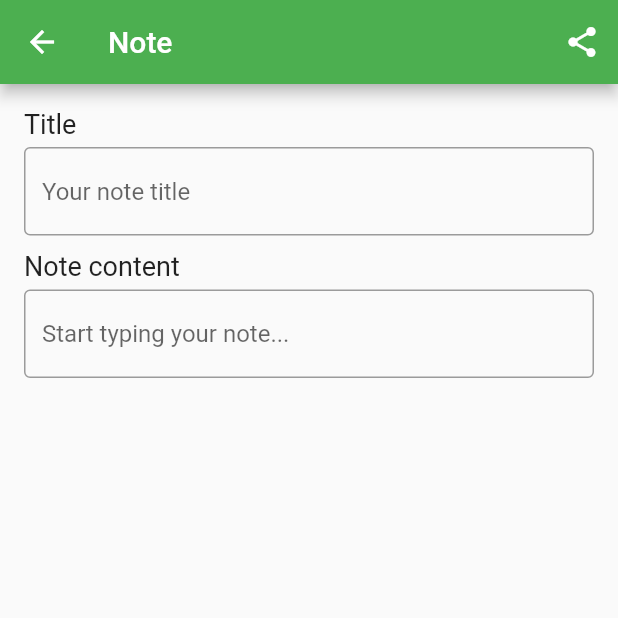
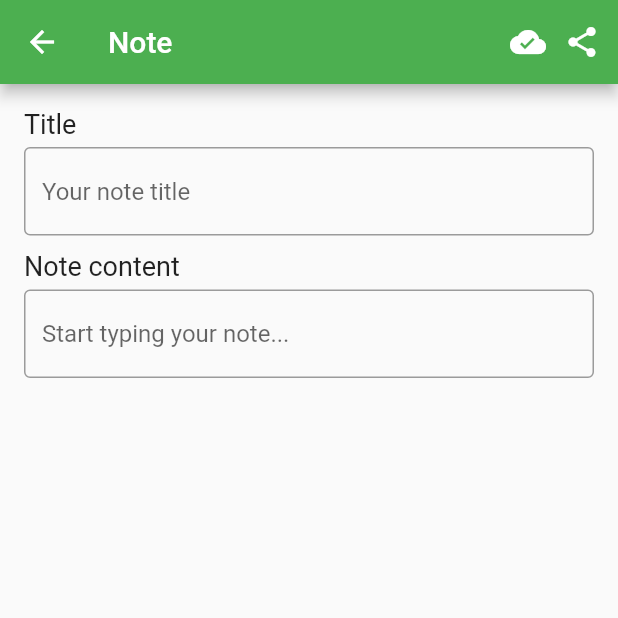
Before and after one commit to s20610/MyNotes, a Flutter app: the NotesView screen opened directly, after a tap on the "add" icon, on a phone screen of 412 x 824 dp, the top half of it. Run offline on Flutter 3.47's test engine with Material 2 defaults, Android fonts, the phone set to English and light mode, and no system bars; our stand-ins replace bloc, cloud_firestore, equatable, firebase_auth, firebase_core, flutter_bloc and 2 more; accounts and stored records are empty.

Commit message:
Saving note icon, better log out button, search functionality for notes

```diff
--- a/lib/views/notes/create_update_note_view.dart
+++ b/lib/views/notes/create_update_note_view.dart
@@ -3,9 +3,12 @@ import 'package:first_flutter_app/services/cloud/cloud_note.dart';
 import 'package:first_flutter_app/services/cloud/firebase_cloud_storage.dart';
 import 'package:first_flutter_app/utilities/dialogs/cannot_share_empty_note_dialog.dart';
 import 'package:first_flutter_app/utilities/generics/get_arguments.dart';
+import 'package:first_flutter_app/utilities/responsive/responsive_layout.dart';
 import 'package:first_flutter_app/utilities/styles/widget_styles.dart';
 import 'package:flutter/material.dart';
 import 'package:share_plus/share_plus.dart';
+
+GlobalKey<SavingIconState> savingIconKey = GlobalKey();
 
 class CreateUpdateNoteView extends StatefulWidget {
   const CreateUpdateNoteView({Key? key}) : super(key: key);
@@ -19,6 +22,7 @@ class _CreateUpdateNoteViewState extends State<CreateUpdateNoteView> {
   late final FirebaseCloudStorage _notesService;
   late final TextEditingController _noteTextController;
   late final TextEditingController _titleTextController;
+  late final Widget _savingIcon;
 
   Future<CloudNote> createOrGetExistingNote(BuildContext context) async {
     final widgetNote = context.getArgument<CloudNote>();
@@ -43,7 +47,9 @@ class _CreateUpdateNoteViewState extends State<CreateUpdateNoteView> {
 
   void _deleteNoteIfTextIsEmpty() {
     final note = _note;
-    if (_noteTextController.text.isEmpty && note != null) {
+    if (_noteTextController.text.isEmpty &&
+        _titleTextController.text.isEmpty &&
+        note != null) {
       _notesService.deleteNote(documentId: note.documentId);
     }
   }
@@ -52,19 +58,23 @@ class _CreateUpdateNoteViewState extends State<CreateUpdateNoteView> {
     final note = _note;
     final title = _titleTextController.text;
     final text = _noteTextController.text;
-    if (text.isNotEmpty && note != null) {
-      await _notesService.updateNote(documentId: note.documentId, text: text, title: title);
+    if (text.isNotEmpty && note != null || title.isNotEmpty && note != null) {
+      await _notesService.updateNote(
+          documentId: note.documentId, text: text, title: title);
     }
   }
 
   void _textControllerListener() async {
+    savingIconKey.currentState?.save();
     final note = _note;
     if (note == null) {
       return;
     }
     final title = _titleTextController.text;
     final text = _noteTextController.text;
-    await _notesService.updateNote(documentId: note.documentId, text: text, title: title);
+    await _notesService.updateNote(
+        documentId: note.documentId, text: text, title: title);
+    savingIconKey.currentState?.saved();
   }
 
   void _setupTextControllerListener() {
@@ -77,6 +87,9 @@ class _CreateUpdateNoteViewState extends State<CreateUpdateNoteView> {
   @override
   void initState() {
     _notesService = FirebaseCloudStorage();
+    _savingIcon = SavingIcon(
+      key: savingIconKey,
+    );
     _noteTextController = TextEditingController();
     _titleTextController = TextEditingController();
     super.initState();
@@ -91,20 +104,103 @@ class _CreateUpdateNoteViewState extends State<CreateUpdateNoteView> {
     super.dispose();
   }
 
+  Widget mobileView() {
+    return Column(
+      crossAxisAlignment: CrossAxisAlignment.start,
+      children: [
+        const Text(
+          'Title',
+          style: textStyleBig,
+        ),
+        const SizedBox(
+          height: 5,
+        ),
+        TextField(
+          controller: _titleTextController,
+          keyboardType: TextInputType.text,
+          maxLines: 1,
+          decoration: const InputDecoration(
+              border: OutlineInputBorder(), hintText: 'Your note title'),
+        ),
+        const SizedBox(
+          height: 10,
+        ),
+        const Text(
+          'Note content',
+          style: textStyleBig,
+        ),
+        const SizedBox(
+          height: 5,
+        ),
+        TextField(
+          controller: _noteTextController,
+          keyboardType: TextInputType.multiline,
+          maxLines: null,
+          decoration: const InputDecoration(
+              border: OutlineInputBorder(),
+              hintText: 'Start typing your note...'),
+        ),
+      ],
+    );
+  }
+
+  Widget desktopView() {
+    return Column(
+      crossAxisAlignment: CrossAxisAlignment.start,
+      children: [
+        const Text(
+          'Title',
+          style: textStyleBig,
+        ),
+        const SizedBox(
+          height: 5,
+        ),
+        TextField(
+          controller: _titleTextController,
+          keyboardType: TextInputType.text,
+          maxLines: 1,
+          decoration: const InputDecoration(
+              border: OutlineInputBorder(), hintText: 'Your note title'),
+        ),
+        const SizedBox(
+          height: 10,
+        ),
+        const Text(
+          'Note content',
+          style: textStyleBig,
+        ),
+        const SizedBox(
+          height: 5,
+        ),
+        TextField(
+          controller: _noteTextController,
+          keyboardType: TextInputType.multiline,
+          maxLines: null,
+          decoration: const InputDecoration(
+              border: OutlineInputBorder(),
+              hintText: 'Start typing your note...'),
+        ),
+      ],
+    );
+  }
+
   @override
   Widget build(BuildContext context) {
     return Scaffold(
         appBar: AppBar(
           title: const Text('Note'),
           actions: [
-            IconButton(onPressed: () async{
-              final text = _noteTextController.text;
-              if(_note == null || text.isEmpty){
-                await showCannotShareEmptyNoteDialog(context);
-              }else{
-                Share.share(text);
-              }
-            }, icon: const Icon(Icons.share))
+            _savingIcon,
+            IconButton(
+                onPressed: () async {
+                  final text = _noteTextController.text;
+                  if (_note == null || text.isEmpty) {
+                    await showCannotShareEmptyNoteDialog(context);
+                  } else {
+                    Share.share(text);
+                  }
+                },
+                icon: const Icon(Icons.share)),
           ],
         ),
         body: FutureBuilder(
@@ -115,29 +211,11 @@ class _CreateUpdateNoteViewState extends State<CreateUpdateNoteView> {
                 _setupTextControllerListener();
                 return Padding(
                   padding: const EdgeInsets.all(16.0),
-                  child: Column(
-                    crossAxisAlignment: CrossAxisAlignment.start,
-                    children: [
-                      const Text('Title', style: textStyleBig,),
-                      const SizedBox(height: 5,),
-                      TextField(
-                        controller: _titleTextController,
-                        keyboardType: TextInputType.text,
-                        maxLines: 1,
-                        decoration: const InputDecoration(border: OutlineInputBorder(),
-                            hintText: 'Your note title'),
-                      ),
-                      const SizedBox(height: 10,),
-                      const Text('Note content', style: textStyleBig,),
-                      const SizedBox(height: 5,),
-                      TextField(
-                        controller: _noteTextController,
-                        keyboardType: TextInputType.multiline,
-                        maxLines: null,
-                        decoration: const InputDecoration(border: OutlineInputBorder(),
-                            hintText: 'Start typing your note...'),
-                      ),
-                    ],
+                  child: SingleChildScrollView(
+                    child: ResponsiveLayout(
+                      mobileWidget: mobileView(),
+                      tabletWidget: desktopView(),
+                    ),
                   ),
                 );
               default:
@@ -147,3 +225,39 @@ class _CreateUpdateNoteViewState extends State<CreateUpdateNoteView> {
         ));
   }
 }
+
+class SavingIcon extends StatefulWidget {
+  const SavingIcon({Key? key}) : super(key: key);
+
+  @override
+  State<SavingIcon> createState() => SavingIconState();
+}
+
+class SavingIconState extends State<SavingIcon> {
+  bool isSaving = false;
+
+  Widget savingIcon() {
+    if (isSaving) {
+      return const Icon(Icons.cloud_upload_outlined);
+    } else {
+      return const Icon(Icons.cloud_done);
+    }
+  }
+
+  void save() {
+    setState(() {
+      isSaving = true;
+    });
+  }
+
+  void saved(){
+    setState(() {
+      isSaving = false;
+    });
+  }
+
+  @override
+  Widget build(BuildContext context) {
+    return savingIcon();
+  }
+}
--- a/lib/views/notes/notes_view.dart
+++ b/lib/views/notes/notes_view.dart
@@ -21,20 +21,55 @@ class NotesView extends StatefulWidget {
 
 class _NotesViewState extends State<NotesView> {
   late final FirebaseCloudStorage _notesService;
+  late final TextEditingController _searchController;
 
   String get ownerUserId => AuthService.firebase().currentUser!.userId;
+
+  Iterable<CloudNote> _notes = [];
+  Iterable<CloudNote> _filteredNotes = [];
+
+  Future<void> _performSearch() async {
+    setState(() {
+      _filteredNotes = _notes
+          .where((note) => note.title
+              .toLowerCase()
+              .contains(_searchController.text.toLowerCase()))
+          .toList();
+    });
+  }
 
   @override
   void initState() {
     _notesService = FirebaseCloudStorage();
+    _searchController = TextEditingController();
+    _searchController.addListener(_performSearch);
     super.initState();
+  }
+
+  @override
+  void dispose() {
+    _searchController.dispose();
+    super.dispose();
   }
 
   @override
   Widget build(BuildContext context) {
     return Scaffold(
         appBar: AppBar(
-          title: const Text('Your notes'),
+          title: TextField(
+            controller: _searchController,
+            style: const TextStyle(color: Colors.white),
+            cursorColor: Colors.white,
+            decoration: const InputDecoration(
+              hintText: 'Search...',
+              hintStyle: TextStyle(color: Colors.white),
+              border: InputBorder.none,
+            ),
+          ),
+          leading: const Icon(
+            Icons.search,
+            color: Colors.white,
+          ),
           actions: [
             PopupMenuButton<MenuAction>(
               onSelected: (value) async {
@@ -50,9 +85,19 @@ class _NotesViewState extends State<NotesView> {
                 }
               },
               itemBuilder: (context) {
-                return const [
+                return [
                   PopupMenuItem<MenuAction>(
-                      value: MenuAction.logout, child: Text('Log out')),
+                      value: MenuAction.logout,
+                      child: Row(
+                        children: const [
+                          Text('Log out'),
+                          SizedBox(width: 5),
+                          Icon(
+                            Icons.logout,
+                            color: Colors.black,
+                          ),
+                        ],
+                      )),
                 ];
               },
             )
@@ -72,9 +117,12 @@ class _NotesViewState extends State<NotesView> {
                 case ConnectionState.waiting:
                 case ConnectionState.active:
                   if (snapshot.hasData) {
-                    final allNotes = snapshot.data as Iterable<CloudNote>;
+                    _notes = snapshot.data as Iterable<CloudNote>;
+                    if (_filteredNotes.isEmpty) {
+                      _filteredNotes = _notes;
+                    }
                     return NotesListView(
-                      allNotes: allNotes,
+                      allNotes: _filteredNotes,
                       notesService: _notesService,
                       onTap: (note) {
                         Navigator.of(context)
@@ -82,10 +130,10 @@ class _NotesViewState extends State<NotesView> {
                       },
                     );
                   } else {
-                    return const CircularProgressIndicator();
+                    return const Center(child: CircularProgressIndicator());
                   }
                 default:
-                  return const CircularProgressIndicator();
+                  return const Center(child: CircularProgressIndicator());
               }
             }));
   }
```
